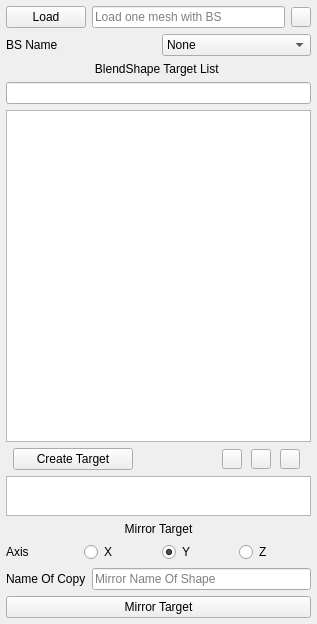
Above: Faith/moduleInstaller/Faith/modules/Faith/scripts/Faith/Tools/BS_Manager/UI/BS_List.ui from Faith0521/Faith_Proj before the change. Below: the same form after it.
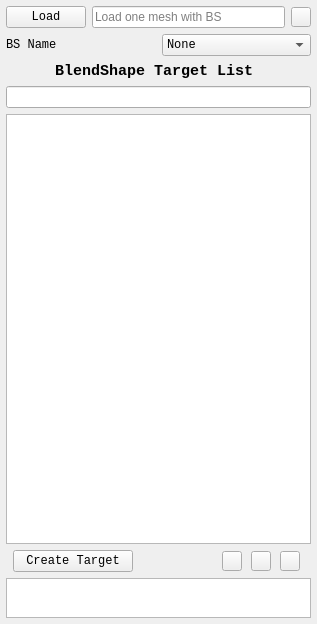
That is the form after the change. Icons and pictures are not drawn. Custom widgets are drawn as their Qt base class.

```diff
--- a/Faith/moduleInstaller/Faith/modules/Faith/scripts/Faith/Tools/BS_Manager/UI/BS_List.ui
+++ b/Faith/moduleInstaller/Faith/modules/Faith/scripts/Faith/Tools/BS_Manager/UI/BS_List.ui
@@ -32,7 +32,7 @@
       <widget class="MPushButton" name="load_btn">
        <property name="font">
         <font>
-         <family>Segoe UI</family>
+         <family>Consolas</family>
         </font>
        </property>
        <property name="toolTip">
@@ -108,7 +108,7 @@
        </property>
        <property name="font">
         <font>
-         <family>Segoe UI</family>
+         <family>Consolas</family>
         </font>
        </property>
        <property name="text">
@@ -120,7 +120,7 @@
       <widget class="MComboBox" name="bs_cb">
        <property name="font">
         <font>
-         <family>Segoe UI</family>
+         <family>Consolas</family>
         </font>
        </property>
        <item>
@@ -136,7 +136,10 @@
     <widget class="MLabel" name="target_lb">
      <property name="font">
       <font>
-       <family>Segoe UI</family>
+       <family>Consolas</family>
+       <pointsize>11</pointsize>
+       <weight>75</weight>
+       <bold>true</bold>
       </font>
      </property>
      <property name="cursor">
@@ -171,7 +174,7 @@
        </property>
        <property name="font">
         <font>
-         <family>Segoe UI</family>
+         <family>Consolas</family>
         </font>
        </property>
        <property name="toolTip">
@@ -312,120 +315,6 @@
      </property>
     </widget>
    </item>
-   <item>
-    <layout class="QVBoxLayout" name="mirror_vb">
-     <item>
-      <widget class="MLabel" name="mirror_lb">
-       <property name="font">
-        <font>
-         <family>Segoe UI</family>
-        </font>
-       </property>
-       <property name="text">
-        <string>Mirror Target</string>
-       </property>
-       <property name="alignment">
-        <set>Qt::AlignCenter</set>
-       </property>
-      </widget>
-     </item>
-     <item>
-      <layout class="QHBoxLayout" name="axis_hb">
-       <item>
-        <widget class="MLabel" name="axis_lb">
-         <property name="font">
-          <font>
-           <family>Segoe UI</family>
-          </font>
-         </property>
-         <property name="text">
-          <string>Axis</string>
-         </property>
-        </widget>
-       </item>
-       <item>
-        <widget class="MRadioButton" name="x_rb">
-         <property name="font">
-          <font>
-           <family>Segoe UI</family>
-          </font>
-         </property>
-         <property name="text">
-          <string>X</string>
-         </property>
-        </widget>
-       </item>
-       <item>
-        <widget class="MRadioButton" name="y_rb">
-         <property name="font">
-          <font>
-           <family>Segoe UI</family>
-          </font>
-         </property>
-         <property name="text">
-          <string>Y</string>
-         </property>
-         <property name="checked">
-          <bool>true</bool>
-         </property>
-        </widget>
-       </item>
-       <item>
-        <widget class="MRadioButton" name="z_rb">
-         <property name="font">
-          <font>
-           <family>Segoe UI</family>
-          </font>
-         </property>
-         <property name="text">
-          <string>Z</string>
-         </property>
-        </widget>
-       </item>
-      </layout>
-     </item>
-     <item>
-      <layout class="QHBoxLayout" name="name_hb">
-       <item>
-        <widget class="MLabel" name="name_lb">
-         <property name="font">
-          <font>
-           <family>Segoe UI</family>
-          </font>
-         </property>
-         <property name="text">
-          <string>Name Of Copy</string>
-         </property>
-        </widget>
-       </item>
-       <item>
-        <widget class="MLineEdit" name="name_le">
-         <property name="font">
-          <font>
-           <family>Segoe UI</family>
-          </font>
-         </property>
-         <property name="placeholderText">
-          <string>Mirror Name Of Shape</string>
-         </property>
-        </widget>
-       </item>
-      </layout>
-     </item>
-     <item>
-      <widget class="MPushButton" name="mirror_btn">
-       <property name="font">
-        <font>
-         <family>Segoe UI</family>
-        </font>
-       </property>
-       <property name="text">
-        <string>Mirror Target</string>
-       </property>
-      </widget>
-     </item>
-    </layout>
-   </item>
   </layout>
  </widget>
  <customwidgets>
@@ -444,11 +333,6 @@
    <extends>QLabel</extends>
    <header>dayu_widgets.label</header>
   </customwidget>
-  <customwidget>
-   <class>MRadioButton</class>
-   <extends>QRadioButton</extends>
-   <header>dayu_widgets.radio_button</header>
-  </customwidget>
   <customwidget>
    <class>MComboBox</class>
    <extends>QComboBox</extends>
```
Left out of the diff: 2 changed lines with no effect on the pictures.
